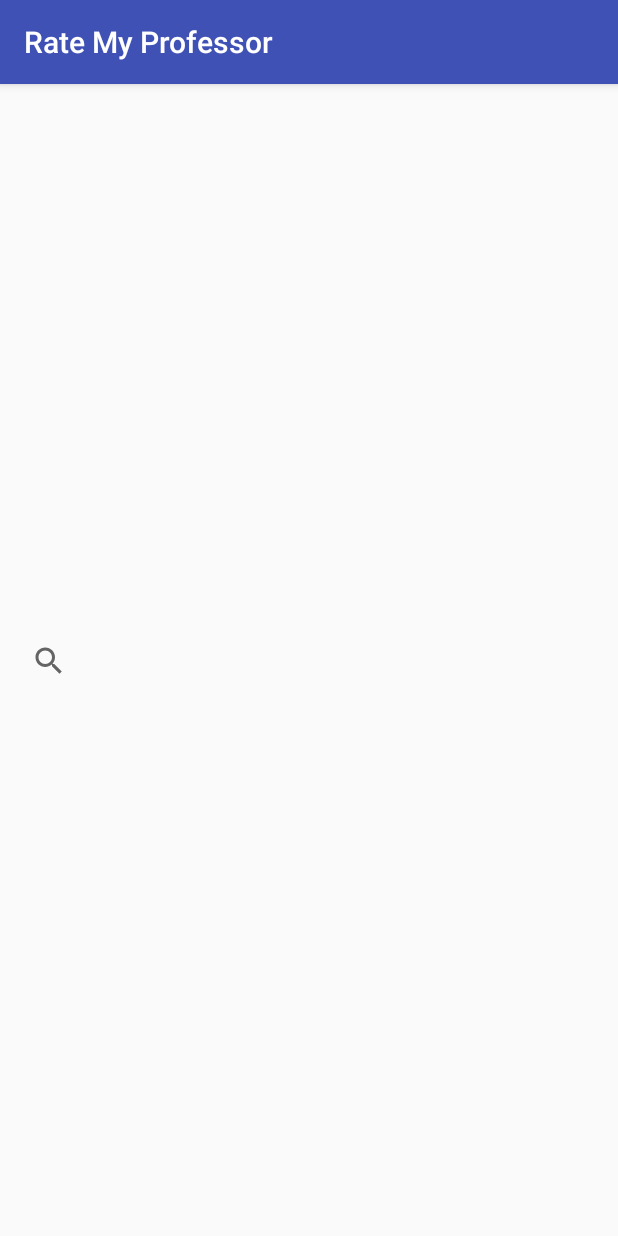
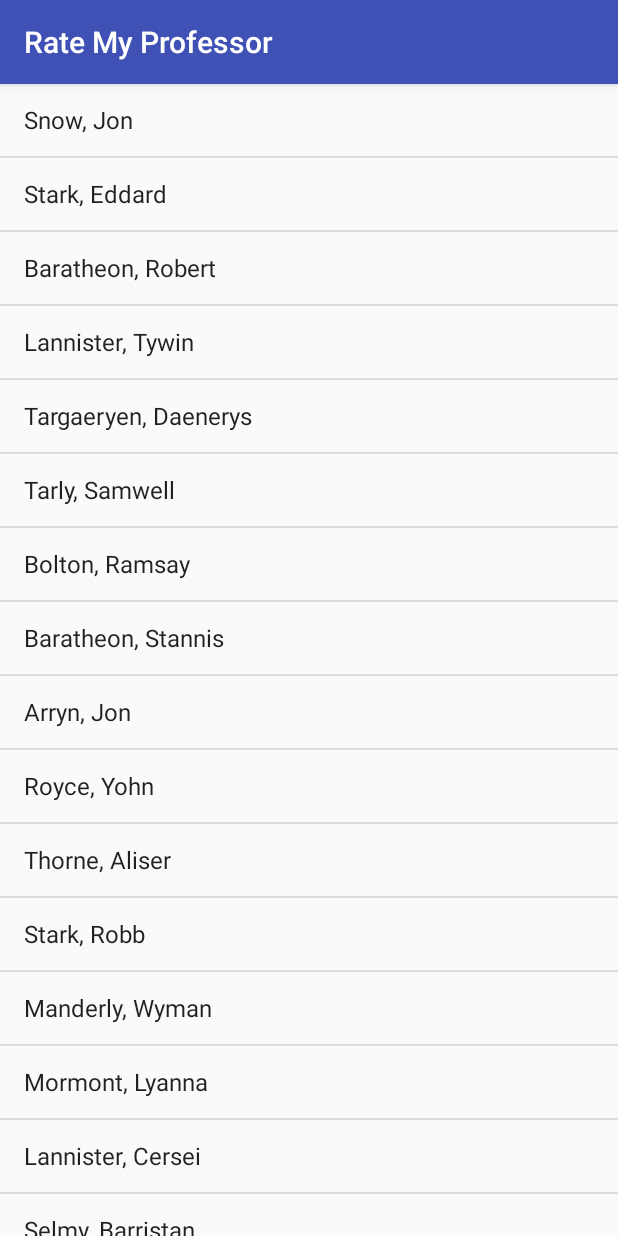
Before and after one commit to jaredbswll/RateMyProfessor, an Android app: the screen it shows after launch (MainActivity), on a phone screen of 412 x 824 dp. Run offline under Robolectric (Android 15) with nearby library versions, the phone set to English and light mode, and no system bars.

Commit message:
Added a list of filler professor names to the strings.xml file. Added the list of names to the home page (MainActivity.java).

```diff
--- a/app/src/main/java/com/thisismyapp/ratemyprofessor/MainActivity.java
+++ b/app/src/main/java/com/thisismyapp/ratemyprofessor/MainActivity.java
@@ -2,12 +2,27 @@ package com.thisismyapp.ratemyprofessor;
 
 import android.support.v7.app.AppCompatActivity;
 import android.os.Bundle;
+import android.widget.ArrayAdapter;
+import android.widget.ListView;
+
+import java.util.ArrayList;
+import java.util.Arrays;
 
 public class MainActivity extends AppCompatActivity {
 
+    ArrayAdapter<String> adapter;
     @Override
     protected void onCreate(Bundle savedInstanceState) {
         super.onCreate(savedInstanceState);
         setContentView(R.layout.activity_main);
+        ListView lv = (ListView)findViewById(R.id.listViewProfessors);
+        ArrayList<String> arrayProfessor = new ArrayList<>();
+        arrayProfessor.addAll(Arrays.asList(getResources().getStringArray(R.array.array_professor)));
+
+        adapter = new ArrayAdapter<>(
+                MainActivity.this,
+                android.R.layout.simple_list_item_1,
+                arrayProfessor);
+        lv.setAdapter(adapter);
     }
 }
--- a/app/src/main/res/layout/activity_main.xml
+++ b/app/src/main/res/layout/activity_main.xml
@@ -1,23 +1,14 @@
 <?xml version="1.0" encoding="utf-8"?>
-<android.support.constraint.ConstraintLayout xmlns:android="http://schemas.android.com/apk/res/android"
+<LinearLayout xmlns:android="http://schemas.android.com/apk/res/android"
     xmlns:app="http://schemas.android.com/apk/res-auto"
     xmlns:tools="http://schemas.android.com/tools"
     android:layout_width="match_parent"
     android:layout_height="match_parent"
     tools:context=".MainActivity">
 
-    <SearchView
-        android:id="@+id/searchviewbox"
-        android:layout_width="395dp"
-        android:layout_height="587dp"
-        android:layout_marginBottom="8dp"
-        android:layout_marginEnd="8dp"
-        android:layout_marginLeft="8dp"
-        android:layout_marginRight="8dp"
-        android:layout_marginStart="8dp"
-        android:layout_marginTop="8dp"
-        app:layout_constraintBottom_toBottomOf="parent"
-        app:layout_constraintEnd_toEndOf="parent"
-        app:layout_constraintStart_toStartOf="parent"
-        app:layout_constraintTop_toTopOf="parent" />
-</android.support.constraint.ConstraintLayout>
+    <ListView
+        android:id="@+id/listViewProfessors"
+        android:layout_width="match_parent"
+        android:layout_height="match_parent"
+        android:scrollbars="vertical" />
+</LinearLayout>
--- a/app/src/main/res/values/strings.xml
+++ b/app/src/main/res/values/strings.xml
@@ -1,3 +1,21 @@
 <resources>
     <string name="app_name">Rate My Professor</string>
+    <string-array name="array_professor">
+        <item>Snow, Jon</item>
+        <item>Stark, Eddard</item>
+        <item>Baratheon, Robert</item>
+        <item>Lannister, Tywin</item>
+        <item>Targaeryen, Daenerys</item>
+        <item>Tarly, Samwell</item>
+        <item>Bolton, Ramsay</item>
+        <item>Baratheon, Stannis</item>
+        <item>Arryn, Jon</item>
+        <item>Royce, Yohn</item>
+        <item>Thorne, Aliser</item>
+        <item>Stark, Robb</item>
+        <item>Manderly, Wyman</item>
+        <item>Mormont, Lyanna</item>
+        <item>Lannister, Cersei</item>
+        <item>Selmy, Barristan</item>
+    </string-array>
 </resources>
```
